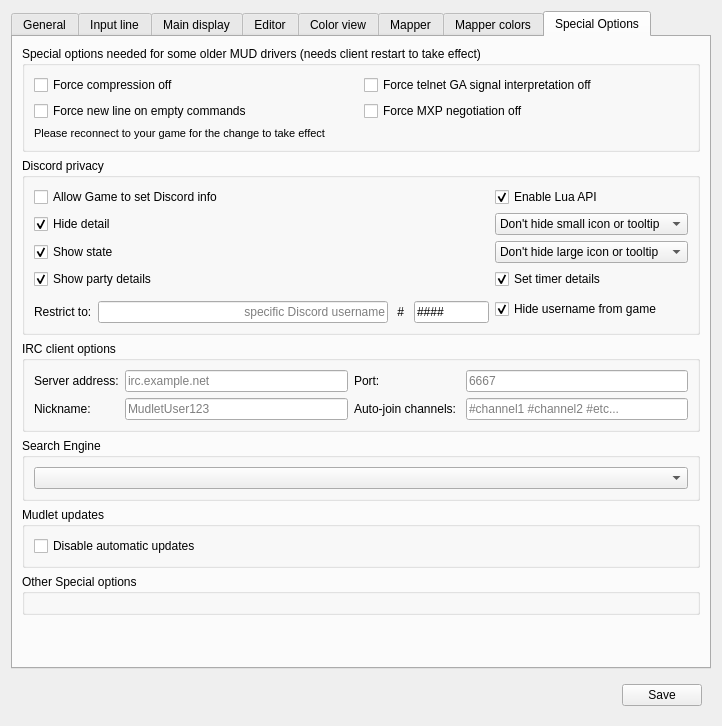
First picture: the form in src/ui/profile_preferences.ui, repository vadi2/Mudlet, before the edit.
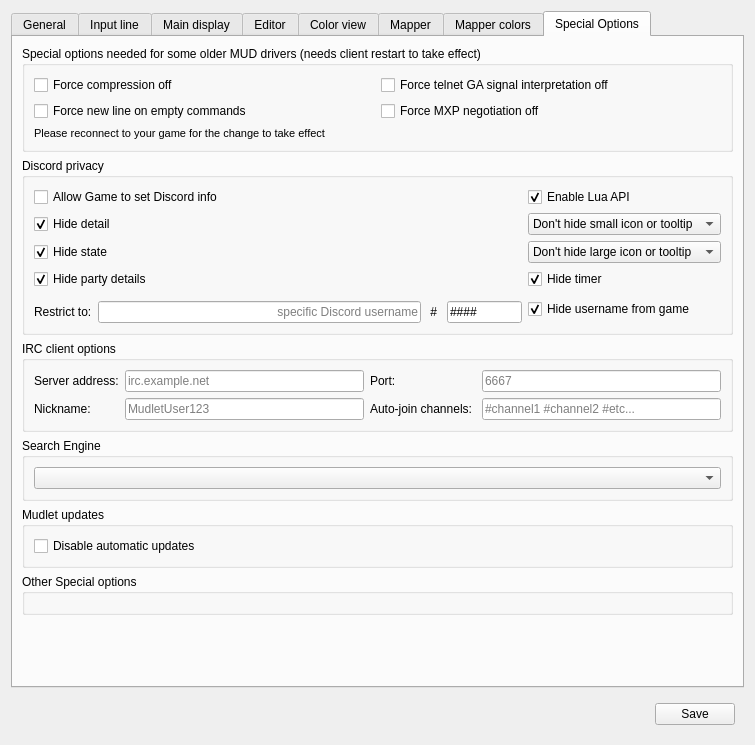
Second picture: the form after the edit. Icons and pictures are not drawn. Custom widgets are drawn as their Qt base class.

Commit message: Change rest of options to use hide

What changed in the file:
```diff
--- a/src/ui/profile_preferences.ui
+++ b/src/ui/profile_preferences.ui
@@ -6,8 +6,8 @@
    <rect>
     <x>0</x>
     <y>0</y>
-    <width>718</width>
-    <height>726</height>
+    <width>755</width>
+    <height>745</height>
    </rect>
   </property>
   <property name="sizePolicy">
@@ -2258,7 +2258,7 @@
           <item row="3" column="0">
            <widget class="QCheckBox" name="checkBox_discordServerAccessToPartyInfo">
             <property name="text">
-             <string>Show party details</string>
+             <string>Hide party details</string>
             </property>
             <property name="checked">
              <bool>true</bool>
@@ -2384,7 +2384,7 @@
           <item row="3" column="1">
            <widget class="QCheckBox" name="checkBox_discordServerAccessToTimerInfo">
             <property name="text">
-             <string>Set timer details</string>
+             <string>Hide timer</string>
             </property>
             <property name="checked">
              <bool>true</bool>
@@ -2426,7 +2426,7 @@
           <item row="2" column="0">
            <widget class="QCheckBox" name="checkBox_discordServerAccessToState">
             <property name="text">
-             <string>Show state</string>
+             <string>Hide state</string>
             </property>
             <property name="checked">
              <bool>true</bool>
```
The commit also changes 1 other file.
